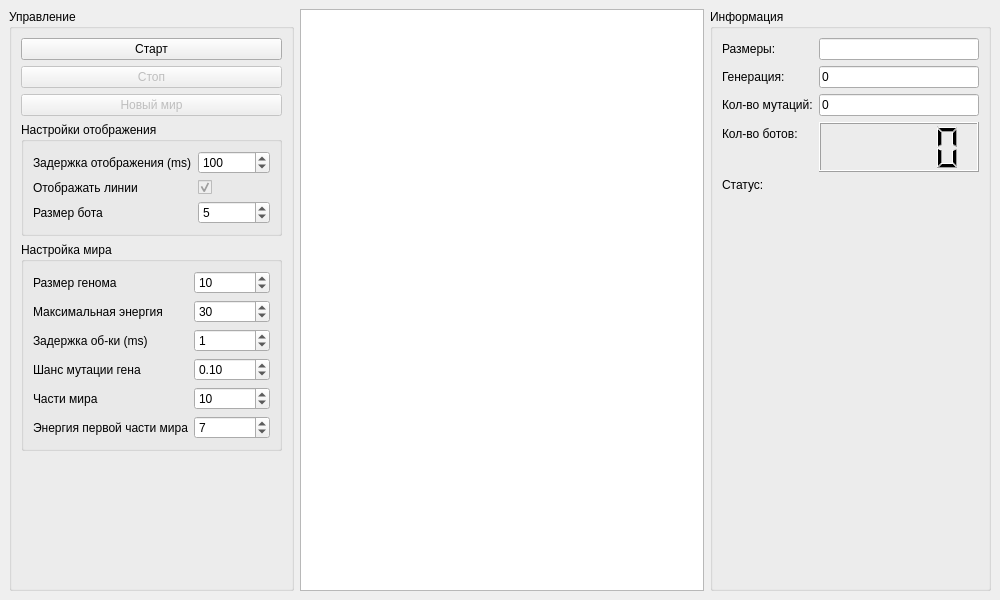
Old version of the form mainwindow.ui in the repository TomasGlgg/QGenetic.
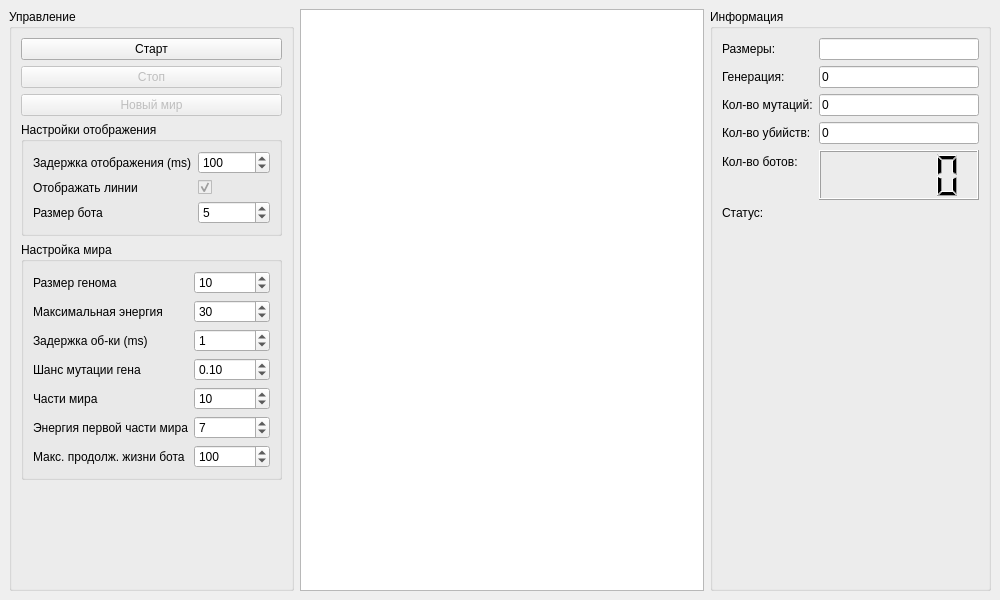
New version of the form. Custom widgets are drawn as their Qt base class.

```diff
--- a/mainwindow.ui
+++ b/mainwindow.ui
@@ -276,6 +276,26 @@
             </property>
            </widget>
           </item>
+          <item row="6" column="0">
+           <widget class="QLabel" name="label_15">
+            <property name="text">
+             <string>Макс. продолж. жизни бота</string>
+            </property>
+           </widget>
+          </item>
+          <item row="6" column="1">
+           <widget class="QSpinBox" name="max_old">
+            <property name="minimum">
+             <number>2</number>
+            </property>
+            <property name="maximum">
+             <number>1000000000</number>
+            </property>
+            <property name="value">
+             <number>100</number>
+            </property>
+           </widget>
+          </item>
          </layout>
         </widget>
        </item>
@@ -354,14 +374,31 @@
          </property>
         </widget>
        </item>
-       <item row="3" column="0">
+       <item row="2" column="0">
+        <widget class="QLabel" name="label_9">
+         <property name="text">
+          <string>Кол-во мутаций:</string>
+         </property>
+        </widget>
+       </item>
+       <item row="2" column="1">
+        <widget class="QLineEdit" name="mutation_count">
+         <property name="text">
+          <string>0</string>
+         </property>
+         <property name="readOnly">
+          <bool>true</bool>
+         </property>
+        </widget>
+       </item>
+       <item row="4" column="0">
         <widget class="QLabel" name="label_5">
          <property name="text">
           <string>Кол-во ботов:</string>
          </property>
         </widget>
        </item>
-       <item row="3" column="1">
+       <item row="4" column="1">
         <widget class="QLCDNumber" name="botLen">
          <property name="minimumSize">
           <size>
@@ -374,24 +411,14 @@
          </property>
         </widget>
        </item>
-       <item row="2" column="0">
-        <widget class="QLabel" name="label_9">
+       <item row="5" column="0">
+        <widget class="QLabel" name="label_10">
          <property name="text">
-          <string>Кол-во мутаций:</string>
+          <string>Статус:</string>
          </property>
         </widget>
        </item>
-       <item row="2" column="1">
-        <widget class="QLineEdit" name="mutation_count">
-         <property name="text">
-          <string>0</string>
-         </property>
-         <property name="readOnly">
-          <bool>true</bool>
-         </property>
-        </widget>
-       </item>
-       <item row="4" column="1">
+       <item row="5" column="1">
         <widget class="KLed" name="status_led">
          <property name="color">
           <color>
@@ -402,10 +429,23 @@
          </property>
         </widget>
        </item>
-       <item row="4" column="0">
-        <widget class="QLabel" name="label_10">
+       <item row="3" column="0">
+        <widget class="QLabel" name="label_16">
          <property name="text">
-          <string>Статус:</string>
+          <string>Кол-во убийств:</string>
+         </property>
+        </widget>
+       </item>
+       <item row="3" column="1">
+        <widget class="QLineEdit" name="kill_count">
+         <property name="enabled">
+          <bool>true</bool>
+         </property>
+         <property name="text">
+          <string>0</string>
+         </property>
+         <property name="readOnly">
+          <bool>true</bool>
          </property>
         </widget>
        </item>
```
